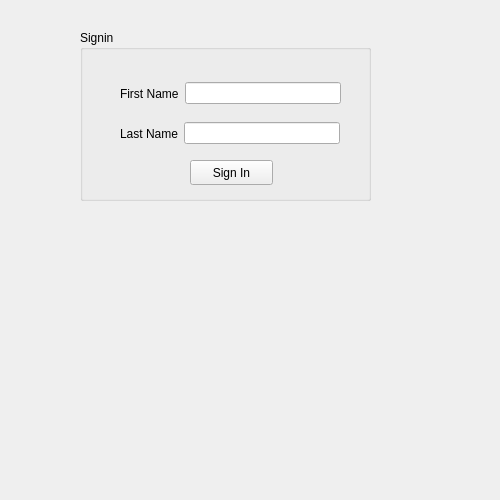
Before: the Qt Designer form login.ui in ColeMacdonald1709/comp3004, drawn with Qt 5.
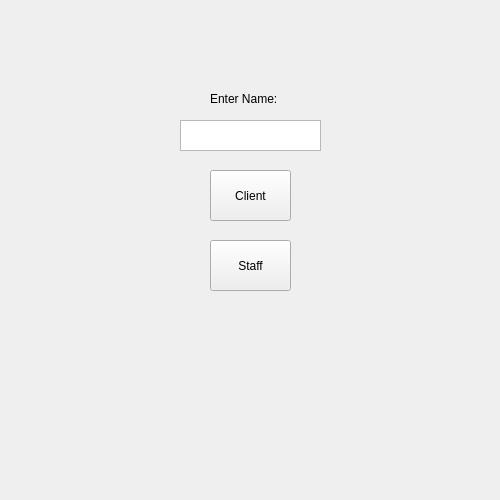
After: the same form once the commit is applied.

Commit message: added login feature

Patch:
```diff
--- a/login.ui
+++ b/login.ui
@@ -26,75 +26,57 @@
    <string>Login</string>
   </property>
   <widget class="QWidget" name="centralwidget">
-   <widget class="QGroupBox" name="groupBox">
+   <widget class="QPushButton" name="btnClient">
     <property name="geometry">
      <rect>
-      <x>80</x>
-      <y>30</y>
-      <width>291</width>
-      <height>171</height>
+      <x>210</x>
+      <y>170</y>
+      <width>81</width>
+      <height>51</height>
      </rect>
     </property>
-    <property name="title">
-     <string>Signin</string>
+    <property name="text">
+     <string>Client</string>
     </property>
-    <widget class="QPushButton" name="pushButton">
+   </widget>
+   <widget class="QPushButton" name="btnStaff">
      <property name="geometry">
       <rect>
-       <x>110</x>
-       <y>130</y>
-       <width>83</width>
-       <height>25</height>
+      <x>210</x>
+      <y>240</y>
+      <width>81</width>
+      <height>51</height>
       </rect>
      </property>
      <property name="text">
-      <string>Sign In</string>
-     </property>
-    </widget>
-    <widget class="QWidget" name="">
+     <string>Staff</string>
+    </property>
+   </widget>
+   <widget class="QPlainTextEdit" name="txtName">
+    <property name="enabled">
+     <bool>true</bool>
+    </property>
      <property name="geometry">
       <rect>
-       <x>40</x>
-       <y>50</y>
-       <width>221</width>
-       <height>27</height>
-      </rect>
-     </property>
-     <layout class="QHBoxLayout" name="horizontalLayout">
-      <item>
-       <widget class="QLabel" name="label">
-        <property name="text">
-         <string>First Name</string>
-        </property>
-       </widget>
-      </item>
-      <item>
-       <widget class="QLineEdit" name="lineEdit"/>
-      </item>
-     </layout>
-    </widget>
-    <widget class="QWidget" name="">
+      <x>180</x>
+      <y>120</y>
+      <width>141</width>
+      <height>31</height>
+     </rect>
+    </property>
+   </widget>
+   <widget class="QLabel" name="lblName">
      <property name="geometry">
       <rect>
-       <x>40</x>
+      <x>210</x>
        <y>90</y>
-       <width>220</width>
-       <height>27</height>
-      </rect>
-     </property>
-     <layout class="QHBoxLayout" name="horizontalLayout_2">
-      <item>
-       <widget class="QLabel" name="label_2">
+      <width>91</width>
+      <height>17</height>
+     </rect>
+    </property>
         <property name="text">
-         <string>Last Name</string>
-        </property>
-       </widget>
-      </item>
-      <item>
-       <widget class="QLineEdit" name="lineEdit_2"/>
-      </item>
-     </layout>
-    </widget>
+     <string>Enter Name:</string>
+    </property>
    </widget>
   </widget>
  </widget>
```
Lines whose indentation alone changed are shown as unchanged. The commit also changes 6 other files.
